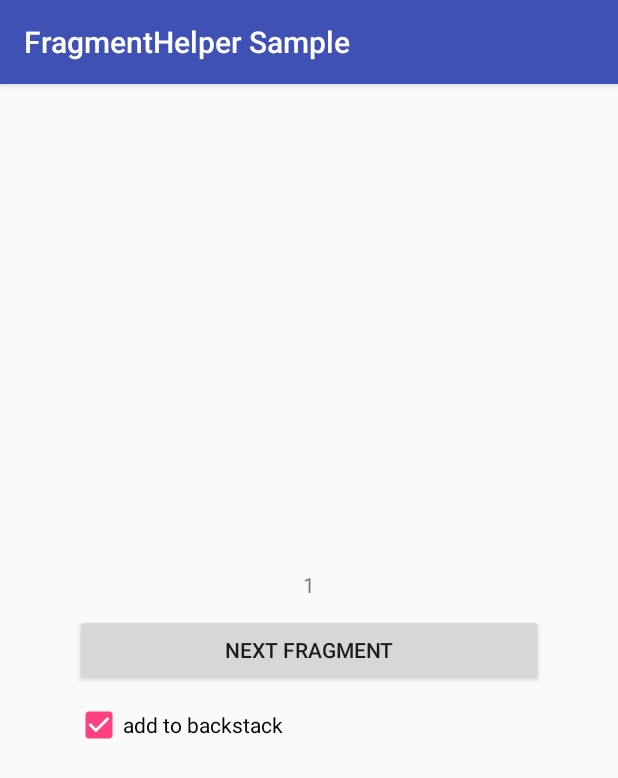
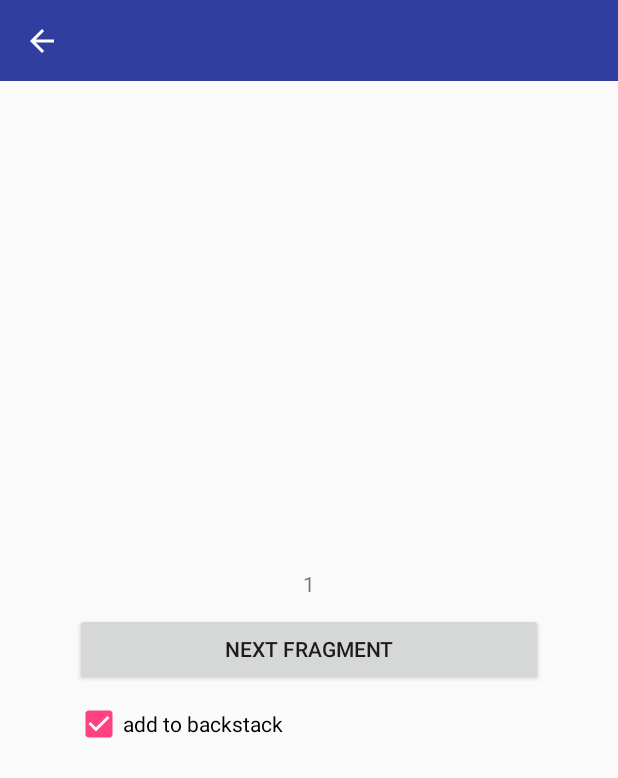
Before and after one commit to techyourchance/fragment-helper, an Android app: the screen it shows after launch (SampleActivity), on a phone screen of 412 x 824 dp. Shown: the top 778 px of the screen. Run offline under Robolectric (Android 15) with nearby library versions, the phone set to English and light mode, and no system bars.

Commit message:
Adding toolbar up button to sample application

```diff
--- a/sample/src/main/AndroidManifest.xml
+++ b/sample/src/main/AndroidManifest.xml
@@ -9,7 +9,8 @@
         android:roundIcon="@mipmap/ic_launcher_round"
         android:supportsRtl="true"
         android:theme="@style/AppTheme">
-        <activity android:name=".SampleActivity">
+        <activity
+            android:name=".SampleActivity">
             <intent-filter>
                 <action android:name="android.intent.action.MAIN"/>
                 <category android:name="android.intent.category.LAUNCHER"/>
--- a/sample/src/main/java/com/techyourchance/fragmenthelpersample/SampleActivity.java
+++ b/sample/src/main/java/com/techyourchance/fragmenthelpersample/SampleActivity.java
@@ -2,19 +2,30 @@ package com.techyourchance.fragmenthelpersample;
 
 import android.support.v7.app.AppCompatActivity;
 import android.os.Bundle;
+import android.view.View;
 import android.view.ViewGroup;
+import android.widget.ImageButton;
 
 import com.techyourchance.fragmenthelper.FragmentContainerWrapper;
 import com.techyourchance.fragmenthelper.FragmentHelper;
 
 public class SampleActivity extends AppCompatActivity implements FragmentContainerWrapper {
 
+    private ImageButton mBtnUp;
     private FragmentHelper mFragmentHelper;
 
     @Override
     protected void onCreate(Bundle savedInstanceState) {
         super.onCreate(savedInstanceState);
         setContentView(R.layout.activity_sample);
+
+        mBtnUp = findViewById(R.id.btn_up);
+        mBtnUp.setOnClickListener(new View.OnClickListener() {
+            @Override
+            public void onClick(View view) {
+                mFragmentHelper.navigateUp();
+            }
+        });
 
         mFragmentHelper = new FragmentHelper(this, this, getSupportFragmentManager());
 
--- a/sample/src/main/res/layout/activity_sample.xml
+++ b/sample/src/main/res/layout/activity_sample.xml
@@ -1,11 +1,21 @@
 <?xml version="1.0" encoding="utf-8"?>
-<FrameLayout
+
+<LinearLayout
     xmlns:android="http://schemas.android.com/apk/res/android"
     xmlns:app="http://schemas.android.com/apk/res-auto"
     xmlns:tools="http://schemas.android.com/tools"
-    android:id="@+id/frame_content"
     android:layout_width="match_parent"
     android:layout_height="match_parent"
-    tools:context=".SampleActivity">
+    android:orientation="vertical">
 
-</FrameLayout>
+    <include layout="@layout/toolbar"/>
+
+    <FrameLayout
+        android:id="@+id/frame_content"
+        android:layout_width="match_parent"
+        android:layout_height="match_parent"
+        tools:context=".SampleActivity">
+
+    </FrameLayout>
+
+</LinearLayout>
--- /dev/null
+++ b/sample/src/main/res/layout/toolbar.xml
@@ -0,0 +1,35 @@
+<?xml version="1.0" encoding="utf-8"?>
+
+<android.support.v7.widget.Toolbar
+    xmlns:android="http://schemas.android.com/apk/res/android"
+    xmlns:app="http://schemas.android.com/apk/res-auto"
+    android:id="@+id/toolbar"
+    android:layout_width="match_parent"
+    android:layout_height="54dp"
+    android:minHeight="54dp"
+    app:contentInsetRight="0dp"
+    app:contentInsetStart="0dp"
+    app:contentInsetLeft="0dp"
+    app:contentInsetEnd="0dp">
+
+    <RelativeLayout
+        xmlns:android="http://schemas.android.com/apk/res/android"
+        android:layout_width="match_parent"
+        android:layout_height="match_parent"
+        android:background="@color/colorPrimaryDark">
+
+
+        <ImageButton
+            android:id="@+id/btn_up"
+            android:layout_width="wrap_content"
+            android:layout_height="wrap_content"
+            android:layout_alignParentStart="true"
+            android:layout_alignParentLeft="true"
+            android:layout_centerVertical="true"
+            android:padding="16dp"
+            android:background="@color/transparent"
+            android:src="@drawable/ic_arrow_back"/>
+
+    </RelativeLayout>
+
+</android.support.v7.widget.Toolbar>
--- a/sample/src/main/res/values/colors.xml
+++ b/sample/src/main/res/values/colors.xml
@@ -3,4 +3,5 @@
     <color name="colorPrimary">#3F51B5</color>
     <color name="colorPrimaryDark">#303F9F</color>
     <color name="colorAccent">#FF4081</color>
+    <color name="transparent">#00000000</color>
 </resources>
--- a/sample/src/main/res/values/styles.xml
+++ b/sample/src/main/res/values/styles.xml
@@ -6,6 +6,8 @@
         <item name="colorPrimary">@color/colorPrimary</item>
         <item name="colorPrimaryDark">@color/colorPrimaryDark</item>
         <item name="colorAccent">@color/colorAccent</item>
+        <item name="windowActionBar">false</item>
+        <item name="windowNoTitle">true</item>
     </style>
 
 </resources>
```
Also changed, not shown: sample/src/main/res/drawable-hdpi/ic_arrow_back.png (added), sample/src/main/res/drawable-mdpi/ic_arrow_back.png (added), sample/src/main/res/drawable-xhdpi/ic_arrow_back.png (added), sample/src/main/res/drawable-xxhdpi/ic_arrow_back.png (added), sample/src/main/res/drawable-xxxhdpi/ic_arrow_back.png (added).
